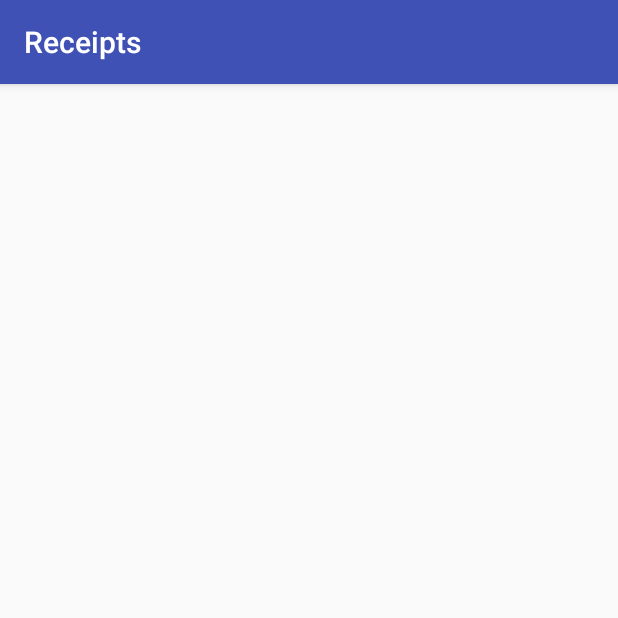
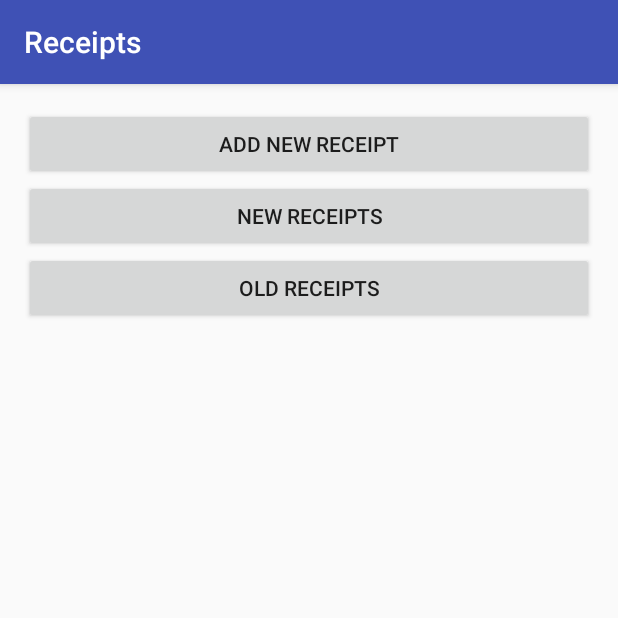
Before and after one commit to mqunell/Receipts, an Android app: the Home screen opened directly, with no data from a screen before it, on a phone screen of 412 x 824 dp, the top half of it. Run offline under Robolectric (Android 15) with nearby library versions, the phone set to English and light mode, and no system bars.

Commit message:
Set up basic layout for Home

```diff
--- a/app/src/main/res/layout/activity_home.xml
+++ b/app/src/main/res/layout/activity_home.xml
@@ -9,4 +9,21 @@
     android:paddingTop="@dimen/activity_vertical_margin"
     tools:context="com.mattqunell.receipts.Home">
 
+    <Button android:id="@+id/home_button_add"
+        android:text="@string/home_button_add"
+        android:layout_width="match_parent"
+        android:layout_height="wrap_content" />
+
+    <Button android:id="@+id/home_button_new"
+        android:text="@string/home_button_new"
+        android:layout_width="match_parent"
+        android:layout_height="wrap_content"
+        android:layout_below="@id/home_button_add" />
+
+    <Button android:id="@+id/home_button_old"
+        android:text="@string/home_button_old"
+        android:layout_width="match_parent"
+        android:layout_height="wrap_content"
+        android:layout_below="@id/home_button_new" />
+
 </RelativeLayout>
--- a/app/src/main/res/values/strings.xml
+++ b/app/src/main/res/values/strings.xml
@@ -23,4 +23,9 @@
     <string name="login_button_login">Log In</string>
     <string name="login_button_forgot">Forgot Password</string>
 
+    <!-- Home -->
+    <string name="home_button_add">Add new receipt</string>
+    <string name="home_button_new">New receipts</string>
+    <string name="home_button_old">Old receipts</string>
+
 </resources>
```
